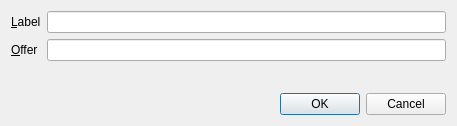
First picture: the form in src/qt/forms/editofferdialog.ui, repository syscoin/syscoin1, before the edit.
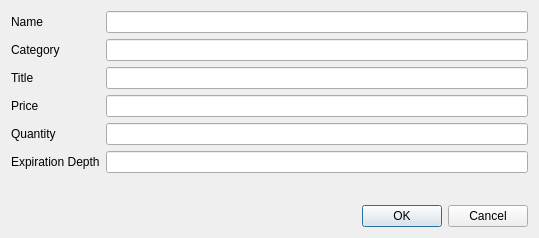
Second picture: the form after the edit.

Commit message: Offer UI for Syscoin marketplace

Patch:
```diff
--- a/src/qt/forms/editofferdialog.ui
+++ b/src/qt/forms/editofferdialog.ui
@@ -6,8 +6,8 @@
    <rect>
     <x>0</x>
     <y>0</y>
-    <width>457</width>
-    <height>126</height>
+    <width>539</width>
+    <height>238</height>
    </rect>
   </property>
   <property name="windowTitle">
@@ -22,7 +22,7 @@
      <item row="0" column="0">
       <widget class="QLabel" name="label">
        <property name="text">
-        <string>&amp;Label</string>
+        <string>Name</string>
        </property>
        <property name="buddy">
         <cstring>labelEdit</cstring>
@@ -36,23 +36,63 @@
        </property>
       </widget>
      </item>
-     <item row="1" column="0">
+     <item row="2" column="0">
+      <widget class="QLabel" name="label_3">
+       <property name="text">
+        <string>Category</string>
+       </property>
+      </widget>
+     </item>
+     <item row="2" column="1">
+      <widget class="QLineEdit" name="catEdit"/>
+     </item>
+     <item row="4" column="0">
+      <widget class="QLabel" name="label_4">
+       <property name="text">
+        <string>Title</string>
+       </property>
+      </widget>
+     </item>
+     <item row="4" column="1">
+      <widget class="QLineEdit" name="titleEdit"/>
+     </item>
+     <item row="5" column="0">
       <widget class="QLabel" name="label_2">
        <property name="text">
-        <string>&amp;Offer</string>
+        <string>Price</string>
        </property>
        <property name="buddy">
         <cstring>offerEdit</cstring>
        </property>
       </widget>
      </item>
-     <item row="1" column="1">
-      <widget class="QLineEdit" name="offerEdit">
+     <item row="5" column="1">
+      <widget class="QLineEdit" name="priceEdit">
        <property name="toolTip">
         <string>The offer name.</string>
        </property>
       </widget>
      </item>
+     <item row="7" column="0">
+      <widget class="QLabel" name="label_6">
+       <property name="text">
+        <string>Expiration Depth</string>
+       </property>
+      </widget>
+     </item>
+     <item row="7" column="1">
+      <widget class="QLineEdit" name="expEdit"/>
+     </item>
+     <item row="6" column="1">
+      <widget class="QLineEdit" name="qtyEdit"/>
+     </item>
+     <item row="6" column="0">
+      <widget class="QLabel" name="label_5">
+       <property name="text">
+        <string>Quantity</string>
+       </property>
+      </widget>
+     </item>
     </layout>
    </item>
    <item>
```
Left out of the diff: 6 changed lines with no effect on the pictures. The commit also changes 30 other files.
